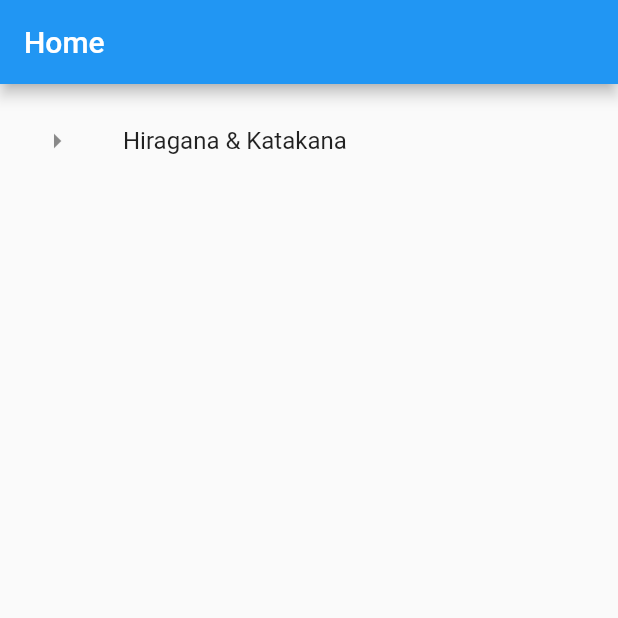
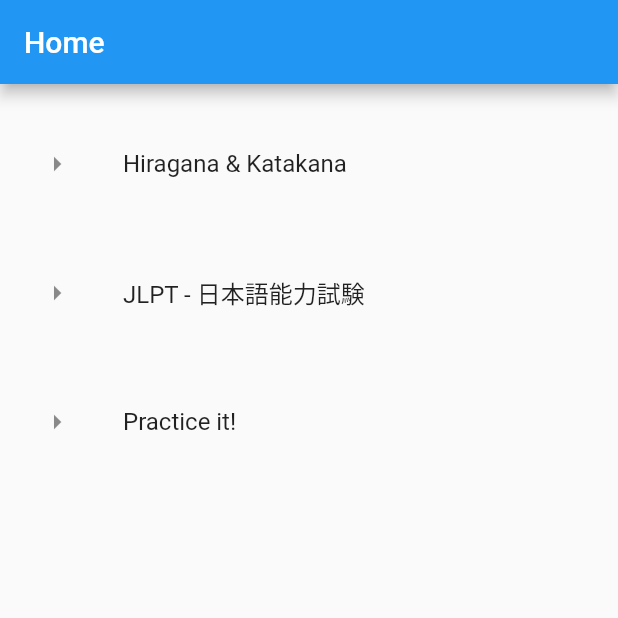
Before and after one commit to svlobao/flashcards_ON_HOLD, a Flutter app: the screen it shows after launch, on a phone screen of 412 x 824 dp, the top half of it. Run offline on Flutter 3.47's test engine with Material 2 defaults, Android fonts, the phone set to English and light mode, and no system bars.

```diff
--- a/lib/main.dart
+++ b/lib/main.dart
@@ -1,3 +1,4 @@
+import 'package:flashcards/pages/kanas.dart';
 import 'package:flutter/material.dart';
 
 import 'pages/homepage.dart';
@@ -9,8 +10,9 @@ class Kanadventures extends StatelessWidget {
 
   @override
   Widget build(BuildContext context) {
-    return MaterialApp(
-        initialRoute: '/home',
-        routes: {'/home': (context) => const Homepage()});
+    return MaterialApp(initialRoute: '/homepage', routes: {
+      '/homepage': (context) => const Homepage(),
+      '/kanas': (context) => const Kanas(),
+    });
   }
 }
--- a/lib/pages/homepage.dart
+++ b/lib/pages/homepage.dart
@@ -18,10 +18,33 @@ class _HomepageState extends State<Homepage> {
         child: Padding(
           padding: const EdgeInsets.all(10.0),
           child: ListView(
-            children: const [
-              ListTile(
-                leading: Icon(Icons.arrow_right_sharp),
-                title: Text('Hiragana & Katakana'),
+            children: [
+              Padding(
+                padding: const EdgeInsets.symmetric(vertical: 15.0),
+                child: ListTile(
+                  key: const Key('kanas'),
+                  leading: const Icon(Icons.arrow_right_sharp),
+                  title: const Text('Hiragana & Katakana'),
+                  onTap: () {
+                    setState(() {
+                      Navigator.pushNamed(context, '/kanas');
+                    });
+                  },
+                ),
+              ),
+              const Padding(
+                padding: EdgeInsets.symmetric(vertical: 15.0),
+                child: ListTile(
+                  leading: Icon(Icons.arrow_right_sharp),
+                  title: Text('JLPT - 日本語能力試験'),
+                ),
+              ),
+              const Padding(
+                padding: EdgeInsets.symmetric(vertical: 15.0),
+                child: ListTile(
+                  leading: Icon(Icons.arrow_right_sharp),
+                  title: Text('Practice it!'),
+                ),
               ),
             ],
           ),
```
Also changed, not shown: lib/pages/kanas.dart (added, +56 -0 lines).
